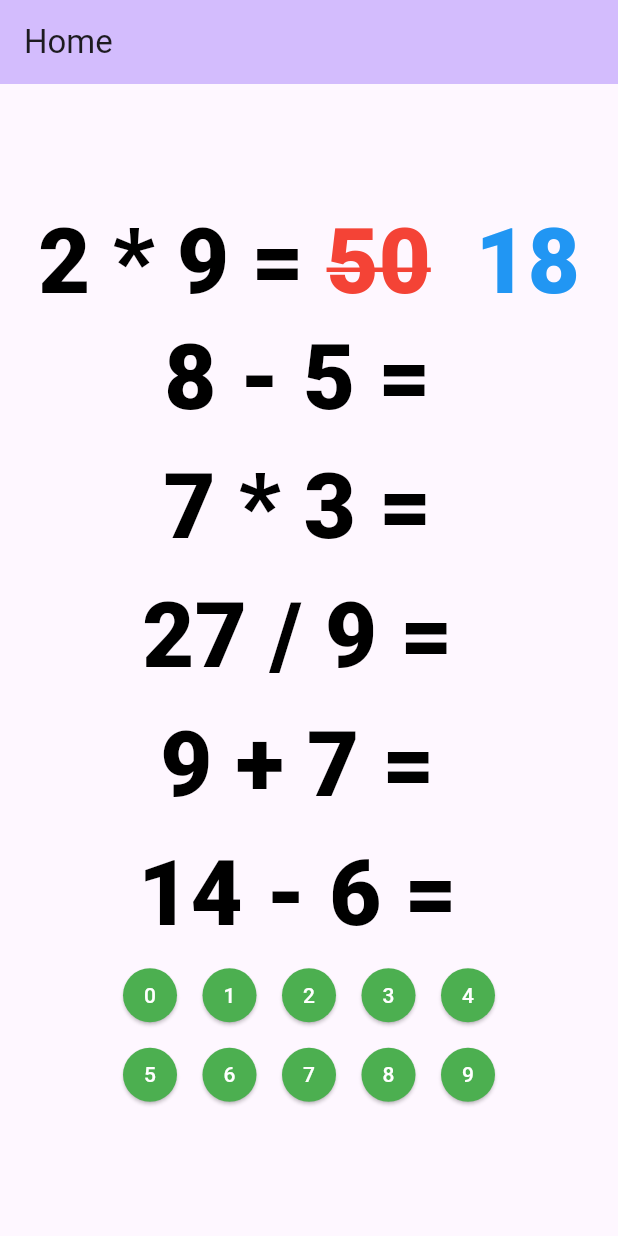
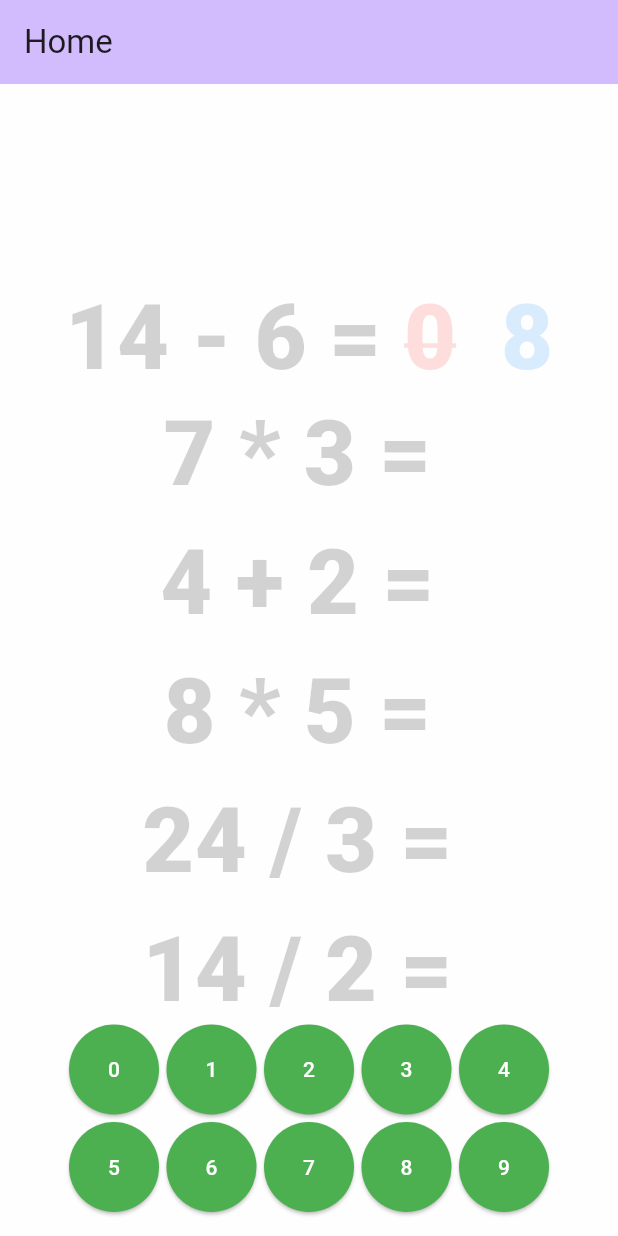
Before and after one commit to loloof64/ChainArithmetics, a Flutter app: the screen it shows after launch, after a tap on an icon or button, on a phone screen of 412 x 824 dp. Run offline on Flutter 3.47's test engine with Material 3 defaults, Android fonts, the phone set to English and light mode, and no system bars; drawn by our look-alikes of animated_list_plus.

Commit message:
feat: improve exercise ui

```diff
--- a/lib/core/generators/operations/standard_generator.dart
+++ b/lib/core/generators/operations/standard_generator.dart
@@ -1,6 +1,6 @@
 import 'package:chain_arithmetics/core/generators/operations/operation.dart';
 
-const questionsCount = 30;
+const questionsCount = 35;
 
 class StandardGenerator {
   final List<Operation> operations;
--- a/lib/main.dart
+++ b/lib/main.dart
@@ -1,5 +1,3 @@
-import 'dart:math';
-
 import 'package:chain_arithmetics/core/generators/operations/operation.dart';
 import 'package:chain_arithmetics/core/generators/operations/standard_generator.dart';
 import 'package:chain_arithmetics/utils.dart';
@@ -10,8 +8,6 @@ import 'package:chain_arithmetics/widgets/exercise_session/questions_buffer.dart
 
 import 'package:flutter/material.dart';
 import 'package:flutter/services.dart';
-
-const maxBufferOperations = 5;
 
 void main() async {
   WidgetsFlutterBinding.ensureInitialized();
@@ -85,11 +81,12 @@ class _MyHomePageState extends State<MyHomePage> {
     });
   }
 
+  bool _isExerciseOver() {
+    return _firstOperationIndex >= _currentOperations.operations.length;
+  }
+
   void _insertDigit(int digit) {
-    final isExerciseOver =
-        _firstOperationIndex >= _currentOperations.operations.length;
-
-    if (isExerciseOver) return;
+    if (_isExerciseOver()) return;
 
     setState(() {
       _currentAnswer *= 10;
@@ -124,8 +121,10 @@ class _MyHomePageState extends State<MyHomePage> {
         title: Text("Home"),
       ),
       body: Center(
-        child: Column(
-          mainAxisSize: MainAxisSize.min,
+        child: Stack(
+          children: [
+            Column(
+              mainAxisSize: MainAxisSize.max,
               mainAxisAlignment: MainAxisAlignment.center,
               crossAxisAlignment: CrossAxisAlignment.center,
               children: [
@@ -139,7 +138,28 @@ class _MyHomePageState extends State<MyHomePage> {
                   questions: _bufferQuestions,
                   capacity: maxBufferOperations,
                 ),
+              ],
+            ),
+            _isExerciseOver()
+                ? Center(
+                    child: ElevatedButton(
+                      onPressed: _generateExercise,
+                      child: Text("New exercise"),
+                    ),
+                  )
+                : Container(
+                    height: double.infinity,
+                    color: Colors.white.withAlpha(210),
+                    child: Padding(
+                      padding: const EdgeInsets.only(bottom: 16.0),
+                      child: Column(
+                        mainAxisAlignment: MainAxisAlignment.end,
+                        children: [
                           DigitalKeyboardWidget(insertDigit: _insertDigit),
+                        ],
+                      ),
+                    ),
+                  ),
           ],
         ),
       ),
--- a/lib/widgets/constants.dart
+++ b/lib/widgets/constants.dart
@@ -2,6 +2,7 @@ import 'package:chain_arithmetics/core/generators/operations/operation.dart';
 
 const commonFontSize = 60.0;
 const commonFontWeight = 900;
+const maxBufferOperations = 5;
 final dummyOperation = Operation(
   operand_1: 0,
   operand_2: 0,
--- a/lib/widgets/exercise_session/digit_keyboard.dart
+++ b/lib/widgets/exercise_session/digit_keyboard.dart
@@ -1,4 +1,6 @@
 import 'package:flutter/material.dart';
+
+const singleButtonSize = 60.0;
 
 class DigitalKeyboardWidget extends StatelessWidget {
   final void Function(int digit) insertDigit;
@@ -65,7 +67,7 @@ class SingleButtonWidget extends StatelessWidget {
     return ElevatedButton(
       style: ElevatedButton.styleFrom(
         padding: EdgeInsets.zero,
-        minimumSize: Size(36, 36),
+        minimumSize: Size(singleButtonSize, singleButtonSize),
         backgroundColor: Colors.green,
       ),
       onPressed: () => callback(relatedDigit),
```
Lines whose indentation alone changed are shown as unchanged.
